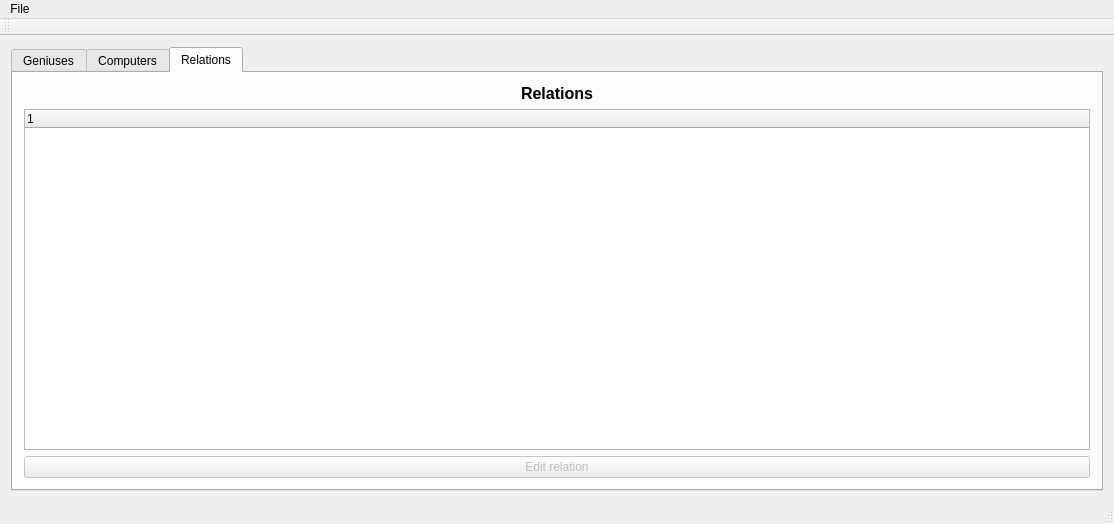
danielm15/VLN1-2016-Hopur_16, file mainwindow.ui: the form before one commit.
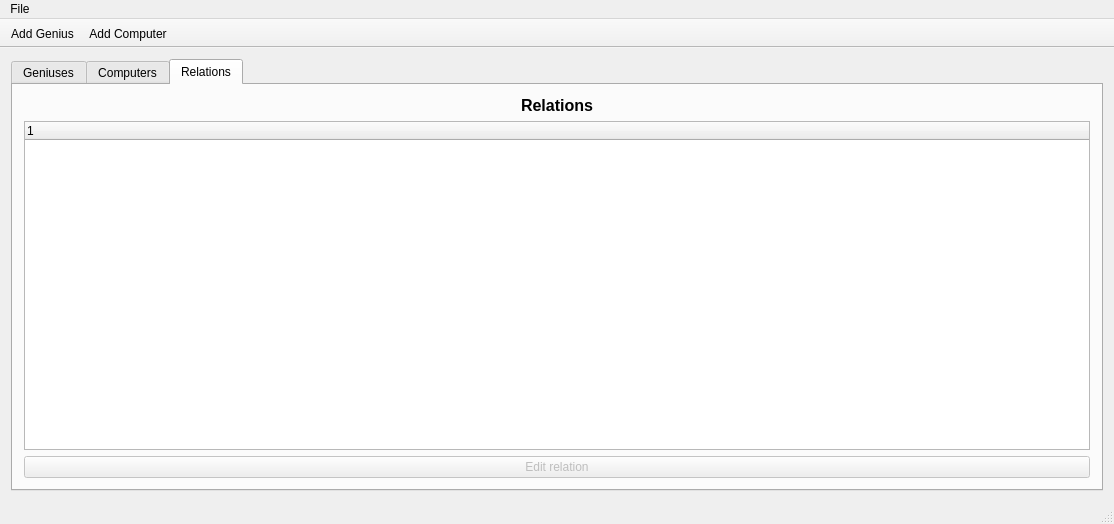
The form after the commit. The open tabs and pages were chosen to show the change. Icons and pictures are not drawn.

Commit message: Tab menu added with actions

```diff
--- a/mainwindow.ui
+++ b/mainwindow.ui
@@ -338,12 +338,20 @@
    <addaction name="menuFile"/>
   </widget>
   <widget class="QToolBar" name="mainToolBar">
+   <property name="enabled">
+    <bool>true</bool>
+   </property>
+   <property name="movable">
+    <bool>false</bool>
+   </property>
    <attribute name="toolBarArea">
     <enum>TopToolBarArea</enum>
    </attribute>
    <attribute name="toolBarBreak">
-    <bool>false</bool>
+    <bool>true</bool>
    </attribute>
+   <addaction name="actionAddGenius"/>
+   <addaction name="actionAddComputer"/>
   </widget>
   <widget class="QStatusBar" name="statusBar"/>
   <action name="actionAddGenius">
```
Left out of the diff: 4 changed lines with no effect on the pictures.
